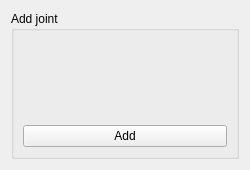
istee/cor3d, file GUI/SideWidgetComponents/AddNewJoint.ui: the form before one commit.
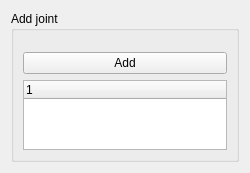
The form after the commit. Custom widgets are drawn as their Qt base class.

```diff
--- a/GUI/SideWidgetComponents/AddNewJoint.ui
+++ b/GUI/SideWidgetComponents/AddNewJoint.ui
@@ -54,6 +54,15 @@
         </property>
        </widget>
       </item>
+      <item>
+       <widget class="QTreeWidget" name="joints">
+        <column>
+         <property name="text">
+          <string notr="true">1</string>
+         </property>
+        </column>
+       </widget>
+      </item>
      </layout>
     </widget>
    </item>
```
